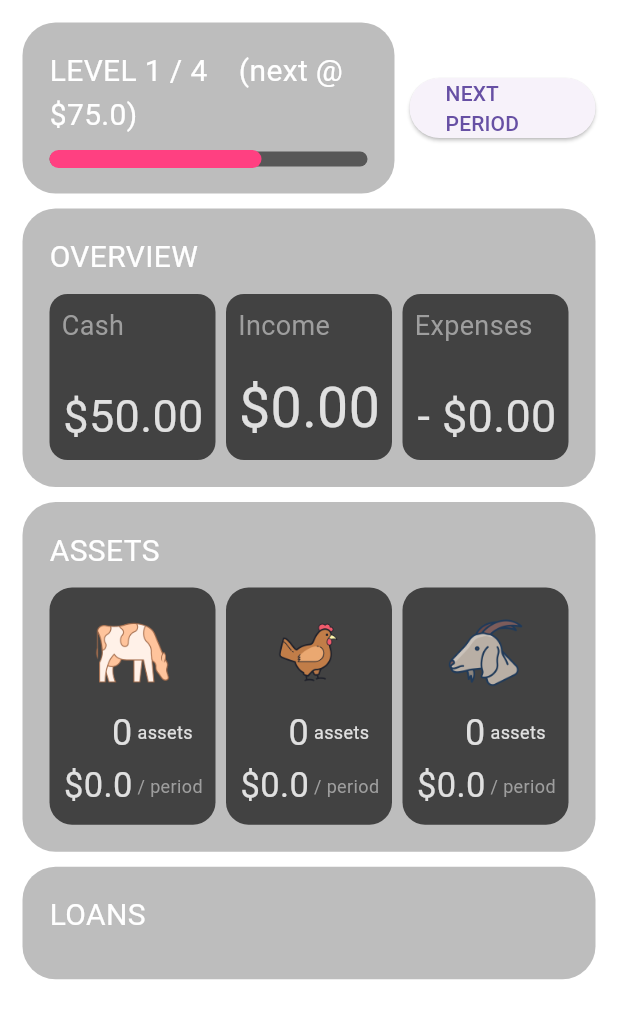
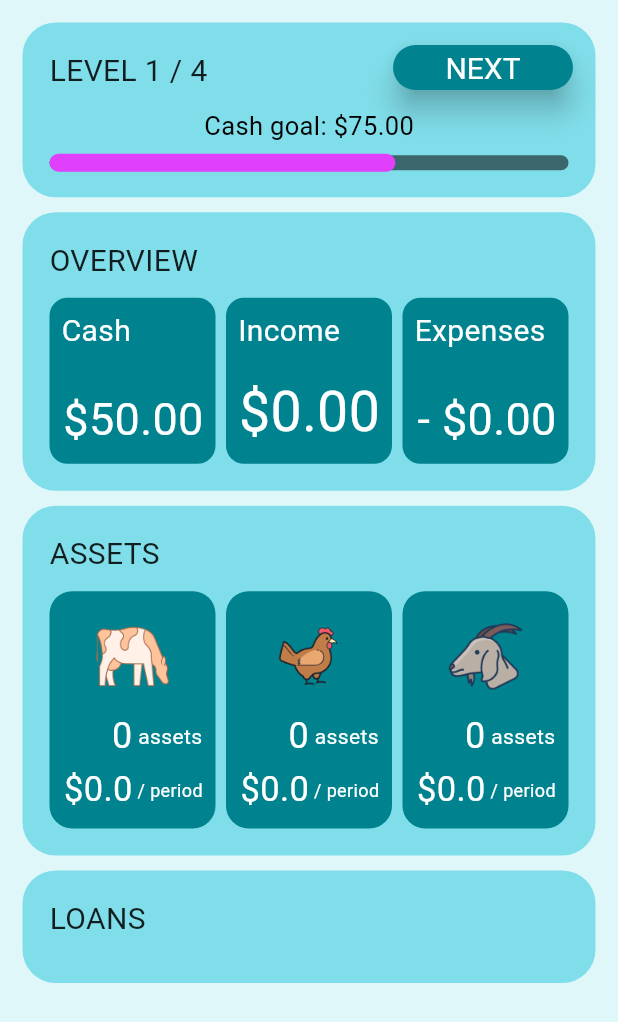
Before and after one commit to Luc1eSky/financial_literacy_game, a Flutter app: the screen it shows after launch, on a phone screen of 412 x 824 dp. Shown: the top 1022 px of the screen. Run offline on Flutter 3.47's test engine with Material 2 defaults, Android fonts, the phone set to English and light mode, and no system bars; drawn by our look-alikes of auto_size_text; our stand-ins replace carousel_slider, flutter_riverpod.

Commit message:
Design and Layout Changes  - added color palette and changed default colors  - various widgets refactored from home page  - level info card layout changed  - buttons changed to elevated style

```diff
--- /dev/null
+++ b/lib/config/color_palette.dart
@@ -0,0 +1,11 @@
+import 'package:flutter/material.dart';
+
+class ColorPalette {
+  Color get backgroundColor => const Color.fromRGBO(224, 247, 250, 1.0);
+  Color get backgroundSectionCard => const Color.fromRGBO(128, 222, 234, 1.0);
+  Color get backgroundContentCard => const Color.fromRGBO(0, 131, 143, 1.0);
+  Color get cashIndicator => const Color.fromRGBO(224, 64, 251, 1.0);
+  Color get popUpBackground => const Color.fromRGBO(224, 247, 250, 1.0);
+  Color get buttonBackground => const Color.fromRGBO(0, 131, 143, 1.0);
+  Color get buttonForeground => const Color.fromRGBO(255, 255, 255, 1.0);
+}
--- /dev/null
+++ b/lib/config/text_styles.dart
@@ -0,0 +1,16 @@
+import 'package:flutter/material.dart';
+
+class TextStyles {
+  TextStyle get sectionCardStyle => const TextStyle(
+        fontSize: 20.0,
+        color: Colors.black87,
+      );
+  TextStyle get contentCardTitleStyle => const TextStyle(
+        fontSize: 20.0,
+        color: Colors.white,
+      );
+  TextStyle get contentCardStyle => const TextStyle(
+        fontSize: 100.0,
+        color: Colors.white,
+      );
+}
--- a/lib/presentation/screens/home_page.dart
+++ b/lib/presentation/screens/home_page.dart
@@ -5,7 +5,9 @@ import 'package:carousel_slider/carousel_slider.dart';
 import 'package:flutter/material.dart';
 import 'package:flutter_riverpod/flutter_riverpod.dart';
 
+import '../../config/color_palette.dart';
 import '../../config/constants.dart';
+import '../../config/text_styles.dart';
 import '../../domain/concepts/asset.dart';
 import '../../domain/concepts/level.dart';
 import '../../domain/concepts/loan.dart';
@@ -13,6 +15,8 @@ import '../../domain/entities/assets.dart';
 import '../../domain/entities/levels.dart';
 import '../../domain/game_data_notifier.dart';
 import '../../domain/utils/utils.dart';
+import '../widgets/content_card.dart';
+import 'portrait_layout.dart';
 
 class HomePage extends StatelessWidget {
   const HomePage({Key? key}) : super(key: key);
@@ -20,87 +24,12 @@ class HomePage extends StatelessWidget {
   @override
   Widget build(BuildContext context) {
     return Scaffold(
-      backgroundColor: Colors.white, //Colors.grey[800],
+      backgroundColor: ColorPalette().backgroundColor,
       //appBar: AppBar(title: const Text(appTitle)),
-      body: SafeArea(
-        child: LayoutBuilder(builder: (context, constraints) {
-          bool isPortrait = constraints.maxHeight > constraints.maxWidth;
-          return SingleChildScrollView(
-            child: constraints.maxWidth > 1000
-                ? const LargeLayout()
-                : isPortrait
-                    ? const SmallPortraitLayout()
-                    : const SmallLandscapeLayout(),
-          );
-        }),
+      body: const SafeArea(
+        child: SingleChildScrollView(
+          child: PortraitLayout(),
         ),
-    );
-  }
-}
-
-class SmallLandscapeLayout extends StatelessWidget {
-  const SmallLandscapeLayout({
-    super.key,
-  });
-
-  @override
-  Widget build(BuildContext context) {
-    return Container(
-      color: Colors.blue,
-      child: const Center(
-        child: Text('SMALL LANDSCAPE SCREEN'),
-      ),
-    );
-  }
-}
-
-class SmallPortraitLayout extends ConsumerWidget {
-  const SmallPortraitLayout({
-    super.key,
-  });
-
-  @override
-  Widget build(BuildContext context, WidgetRef ref) {
-    int levelId = ref.watch(gameDataNotifierProvider).levelId;
-    String nextLevelCash;
-    if (levelId + 1 < levels.length) {
-      nextLevelCash = '(next @ \$${levels[levelId].cashGoal})';
-    } else {
-      nextLevelCash = '';
-    }
-    return Padding(
-      padding: const EdgeInsets.all(15.0),
-      child: Column(
-        children: [
-          Row(
-            children: [
-              Expanded(
-                flex: 2,
-                child: SectionCard(
-                  title: 'LEVEL ${levelId + 1} / ${levels.length}    $nextLevelCash',
-                  content: CashIndicator(
-                    currentCash: ref.watch(gameDataNotifierProvider).cash,
-                    cashGoal: levels[levelId].cashGoal,
-                  ),
-                ),
-              ),
-              const SizedBox(width: 10),
-              const Expanded(
-                child: NextPeriodButton(),
-              ),
-            ],
-          ),
-          const SizedBox(height: 10),
-          const SectionCard(title: 'OVERVIEW', content: OverviewContent()),
-          const SizedBox(height: 10),
-          if (levels[ref.read(gameDataNotifierProvider).levelId].includePersonalIncome)
-            const SectionCard(title: 'PERSONAL', content: PersonalContent()),
-          if (levels[ref.read(gameDataNotifierProvider).levelId].includePersonalIncome)
-            const SizedBox(height: 10),
-          const SectionCard(title: 'ASSETS', content: AssetContent()),
-          const SizedBox(height: 10),
-          const SectionCard(title: 'LOANS', content: LoanContent()),
-        ],
       ),
     );
   }
@@ -128,7 +57,7 @@ class AssetCarousel extends StatelessWidget {
             height: constraints.maxHeight,
             width: constraints.maxWidth,
             decoration: BoxDecoration(
-              color: Colors.grey[800],
+              color: ColorPalette().backgroundContentCard,
               borderRadius: BorderRadius.circular(15.0),
             ),
             child: Padding(
@@ -143,10 +72,10 @@ class AssetCarousel extends StatelessWidget {
                       alignment: Alignment.center,
                       child: AutoSizeText(
                         '${asset.numberOfAnimals} x ${asset.type.name}',
-                        style: TextStyle(
+                        style: const TextStyle(
                           fontSize: 100,
                           fontWeight: FontWeight.bold,
-                          color: Colors.grey[500],
+                          color: Colors.white,
                         ),
                       ),
                     ),
@@ -162,9 +91,9 @@ class AssetCarousel extends StatelessWidget {
                     flex: 2,
                     child: AutoSizeText(
                       'Price: \$${asset.price}',
-                      style: TextStyle(
+                      style: const TextStyle(
                         fontSize: 100,
-                        color: Colors.grey[200],
+                        color: Colors.white,
                       ),
                       group: textGroup,
                     ),
@@ -173,9 +102,9 @@ class AssetCarousel extends StatelessWidget {
                     flex: 2,
                     child: AutoSizeText(
                       'Income: \$${asset.income} / year',
-                      style: TextStyle(
+                      style: const TextStyle(
                         fontSize: 100,
-                        color: Colors.grey[200],
+                        color: Colors.white,
                       ),
                       group: textGroup,
                     ),
@@ -184,9 +113,9 @@ class AssetCarousel extends StatelessWidget {
                     flex: 2,
                     child: AutoSizeText(
                       'Life Expectancy: ${asset.lifeExpectancy} years',
-                      style: TextStyle(
+                      style: const TextStyle(
                         fontSize: 100,
-                        color: Colors.grey[200],
+                        color: Colors.white,
                       ),
                       group: textGroup,
                     ),
@@ -220,27 +149,6 @@ class AssetCarousel extends StatelessWidget {
             changingIndex(index);
           }),
       items: widgetList,
-    );
-  }
-}
-
-class NextPeriodButton extends ConsumerWidget {
-  const NextPeriodButton({
-    super.key,
-  });
-
-  @override
-  Widget build(BuildContext context, WidgetRef ref) {
-    return ElevatedButton(
-      onPressed: () {
-        showDialog(
-            barrierDismissible: false,
-            context: context,
-            builder: (context) {
-              return InvestmentDialog(ref: ref);
-            });
-      },
-      child: const Text('NEXT PERIOD'),
     );
   }
 }
@@ -432,6 +340,7 @@ class _InvestmentDialogState extends State<InvestmentDialog> {
     return Center(
       child: SingleChildScrollView(
         child: AlertDialog(
+          backgroundColor: ColorPalette().popUpBackground,
           //insetPadding: EdgeInsets.zero,
           title: const Text(
             'Investment Option',
@@ -486,7 +395,7 @@ class _InvestmentDialogState extends State<InvestmentDialog> {
                     style: const TextStyle(
                       fontSize: 100,
                       fontStyle: FontStyle.italic,
-                      color: Colors.blueGrey,
+                      color: Colors.black,
                     ),
                     group: textGroup,
                   ),
@@ -500,7 +409,7 @@ class _InvestmentDialogState extends State<InvestmentDialog> {
                     style: const TextStyle(
                       fontSize: 100,
                       fontStyle: FontStyle.italic,
-                      color: Colors.blueGrey,
+                      color: Colors.black,
                     ),
                     group: textGroup,
                   ),
@@ -508,7 +417,13 @@ class _InvestmentDialogState extends State<InvestmentDialog> {
             ),
           ),
           actions: [
-            TextButton(
+            ElevatedButton(
+              style: ElevatedButton.styleFrom(
+                elevation: 8.0,
+                foregroundColor: ColorPalette().buttonForeground,
+                backgroundColor: ColorPalette().buttonBackground,
+                textStyle: const TextStyle(fontSize: 15.0),
+              ),
               onPressed: () {
                 widget.ref
                     .read(gameDataNotifierProvider.notifier)
@@ -517,9 +432,16 @@ class _InvestmentDialogState extends State<InvestmentDialog> {
                 checkBankruptcy(widget.ref, context);
                 checkGameHasEnded(widget.ref, context);
               },
-                child: const Text("don't buy")),
+              child: const Text("don't buy"),
+            ),
             if (currentLevel.showCashBuyOption)
-              TextButton(
+              ElevatedButton(
+                  style: ElevatedButton.styleFrom(
+                    elevation: 8.0,
+                    foregroundColor: ColorPalette().buttonForeground,
+                    backgroundColor: ColorPalette().buttonBackground,
+                    textStyle: const TextStyle(fontSize: 15.0),
+                  ),
                   onPressed: () async {
                     if (await widget.ref.read(gameDataNotifierProvider.notifier).buyAsset(
                             _selectedAsset,
@@ -535,7 +457,13 @@ class _InvestmentDialogState extends State<InvestmentDialog> {
                   },
                   child: const Text('pay cash')),
             if (currentLevel.showLoanBorrowOption)
-              TextButton(
+              ElevatedButton(
+                  style: ElevatedButton.styleFrom(
+                    elevation: 8.0,
+                    foregroundColor: ColorPalette().buttonForeground,
+                    backgroundColor: ColorPalette().buttonBackground,
+                    textStyle: const TextStyle(fontSize: 15.0),
+                  ),
                   onPressed: () async {
                     await widget.ref.read(gameDataNotifierProvider.notifier).loanAsset(
                         levelLoan, _selectedAsset, showAnimalDiedWarning, currentLevel.savingsRate);
@@ -582,7 +510,7 @@ class CashIndicator extends StatelessWidget {
               height: 12,
               width: max(0, constraints.maxWidth * currentCash / cashGoal),
               decoration: BoxDecoration(
-                color: Colors.pinkAccent,
+                color: ColorPalette().cashIndicator,
                 borderRadius: BorderRadius.circular(20.0),
               ),
             ),
@@ -590,44 +518,6 @@ class CashIndicator extends StatelessWidget {
         ],
       );
     });
-  }
-}
-
-class SectionCard extends StatelessWidget {
-  const SectionCard({
-    super.key,
-    required this.title,
-    required this.content,
-  });
-  final String title;
-  final Widget content;
-
-  @override
-  Widget build(BuildContext context) {
-    return Container(
-      decoration: BoxDecoration(
-        color: Colors.grey[400],
-        borderRadius: BorderRadius.circular(22.0),
-      ),
-      child: Padding(
-        padding: const EdgeInsets.all(18.0),
-        child: Column(
-          crossAxisAlignment: CrossAxisAlignment.start,
-          children: [
-            Text(
-              title,
-              style: const TextStyle(
-                color: Colors.white,
-                fontSize: 20.0,
-                //fontWeight: FontWeight.bold,
-              ),
-            ),
-            const SizedBox(height: 10),
-            content,
-          ],
-        ),
-      ),
-    );
   }
 }
 
@@ -883,7 +773,7 @@ class LoanCard extends StatelessWidget {
       aspectRatio: 9.0,
       child: Container(
         decoration: BoxDecoration(
-          color: Colors.grey[800],
+          color: ColorPalette().backgroundContentCard,
           borderRadius: BorderRadius.circular(15.0),
         ),
         child: Padding(
@@ -903,7 +793,7 @@ class LoanCard extends StatelessWidget {
                   child: AutoSizeText(
                     '\$${loan.asset.price}',
                     maxLines: 1,
-                    style: TextStyle(color: Colors.grey[300], fontSize: 50.0),
+                    style: const TextStyle(color: Colors.white, fontSize: 50.0),
                   ),
                 ),
               ),
@@ -914,7 +804,7 @@ class LoanCard extends StatelessWidget {
                   child: AutoSizeText(
                     '\$${loan.paymentPerPeriod.toStringAsFixed(2)}',
                     maxLines: 1,
-                    style: TextStyle(color: Colors.grey[300], fontSize: 50.0),
+                    style: const TextStyle(color: Colors.white, fontSize: 50.0),
                   ),
                 ),
               ),
@@ -925,7 +815,7 @@ class LoanCard extends StatelessWidget {
                   child: AutoSizeText(
                     '${loan.age} / ${loan.termInPeriods}',
                     maxLines: 1,
-                    style: TextStyle(color: Colors.grey[600], fontSize: 50.0),
+                    style: const TextStyle(color: Colors.white, fontSize: 50.0),
                   ),
                 ),
               ),
@@ -958,7 +848,7 @@ class SmallAssetCard extends StatelessWidget {
       aspectRatio: 0.7,
       child: Container(
         decoration: BoxDecoration(
-          color: Colors.grey[800],
+          color: ColorPalette().backgroundContentCard,
           borderRadius: BorderRadius.circular(15.0),
         ),
         child: Padding(
@@ -979,19 +869,19 @@ class SmallAssetCard extends StatelessWidget {
                       child: AutoSizeText(
                         '$count',
                         textAlign: TextAlign.right,
-                        style: TextStyle(
-                          color: Colors.grey[300],
+                        style: const TextStyle(
+                          color: Colors.white,
                           fontSize: 100.0,
                         ),
                       ),
                     ),
-                    Expanded(
+                    const Expanded(
                       child: AutoSizeText(
                         ' assets',
                         maxLines: 1,
                         style: TextStyle(
-                          color: Colors.grey[300],
-                          fontSize: 10.0,
+                          color: Colors.white,
+                          fontSize: 14.0,
                         ),
                       ),
                     ),
@@ -1007,20 +897,20 @@ class SmallAssetCard extends StatelessWidget {
                         alignment: Alignment.centerRight,
                         child: AutoSizeText(
                           '\$$income',
-                          style: TextStyle(
-                            color: Colors.grey[300],
+                          style: const TextStyle(
+                            color: Colors.white,
                             fontSize: 100.0,
                           ),
                         ),
                       ),
                     ),
-                    Expanded(
+                    const Expanded(
                       child: AutoSizeText(
                         ' / period',
-                        minFontSize: 2,
+                        minFontSize: 4,
                         maxLines: 1,
                         style: TextStyle(
-                          color: Colors.grey[500],
+                          color: Colors.white,
                           fontSize: 100.0,
                         ),
                       ),
@@ -1030,33 +920,6 @@ class SmallAssetCard extends StatelessWidget {
               ),
             ],
           ),
-        ),
-      ),
-    );
-  }
-}
-
-class ContentCard extends StatelessWidget {
-  const ContentCard({
-    super.key,
-    required this.content,
-    this.aspectRatio = 1.0,
-  });
-  final Widget content;
-  final double aspectRatio;
-
-  @override
-  Widget build(BuildContext context) {
-    return AspectRatio(
-      aspectRatio: aspectRatio,
-      child: Container(
-        decoration: BoxDecoration(
-          color: Colors.grey[800],
-          borderRadius: BorderRadius.circular(12.0),
-        ),
-        child: Padding(
-          padding: const EdgeInsets.all(8.0),
-          child: content,
         ),
       ),
     );
@@ -1082,11 +945,7 @@ class OverviewTileContent extends StatelessWidget {
       children: [
         Text(
           title,
-          style: TextStyle(
-            color: Colors.grey[500],
-            fontSize: 18.0,
-            //fontWeight: FontWeight.bold,
-          ),
+          style: TextStyles().contentCardTitleStyle,
         ),
         Expanded(
           flex: 5,
@@ -1098,11 +957,7 @@ class OverviewTileContent extends StatelessWidget {
                   : '\$${value.abs().toStringAsFixed(2)}',
               maxLines: 1,
               group: group,
-              style: TextStyle(
-                color: Colors.grey[300],
-                fontSize: 100.0,
-                //fontWeight: FontWeight.bold,
-              ),
+              style: TextStyles().contentCardStyle,
             ),
           ),
         ),
--- /dev/null
+++ b/lib/presentation/screens/landscape_layout.dart
@@ -0,0 +1,17 @@
+import 'package:flutter/material.dart';
+
+class LandscapeLayout extends StatelessWidget {
+  const LandscapeLayout({
+    super.key,
+  });
+
+  @override
+  Widget build(BuildContext context) {
+    return Container(
+      color: Colors.blue,
+      child: const Center(
+        child: Text('SMALL LANDSCAPE SCREEN'),
+      ),
+    );
+  }
+}
--- /dev/null
+++ b/lib/presentation/screens/portrait_layout.dart
@@ -0,0 +1,46 @@
+import 'package:flutter/material.dart';
+import 'package:flutter_riverpod/flutter_riverpod.dart';
+
+import '../../domain/entities/levels.dart';
+import '../../domain/game_data_notifier.dart';
+import '../widgets/level_info_card.dart';
+import '../widgets/section_card.dart';
+import 'home_page.dart';
+
+class PortraitLayout extends ConsumerWidget {
+  const PortraitLayout({
+    super.key,
+  });
+
+  @override
+  Widget build(BuildContext context, WidgetRef ref) {
+    int levelId = ref.watch(gameDataNotifierProvider).levelId;
+    return Center(
+      child: ConstrainedBox(
+        constraints: const BoxConstraints(maxWidth: 500),
+        child: Padding(
+          padding: const EdgeInsets.all(15.0),
+          child: Column(
+            children: [
+              LevelInfoCard(
+                currentCash: ref.watch(gameDataNotifierProvider).cash,
+                levelId: levelId,
+                nextLevelCash: levels[levelId].cashGoal,
+              ),
+              const SizedBox(height: 10),
+              const SectionCard(title: 'OVERVIEW', content: OverviewContent()),
+              const SizedBox(height: 10),
+              if (levels[ref.read(gameDataNotifierProvider).levelId].includePersonalIncome)
+                const SectionCard(title: 'PERSONAL', content: PersonalContent()),
+              if (levels[ref.read(gameDataNotifierProvider).levelId].includePersonalIncome)
+                const SizedBox(height: 10),
+              const SectionCard(title: 'ASSETS', content: AssetContent()),
+              const SizedBox(height: 10),
+              const SectionCard(title: 'LOANS', content: LoanContent()),
+            ],
+          ),
+        ),
+      ),
+    );
+  }
+}
--- /dev/null
+++ b/lib/presentation/widgets/content_card.dart
@@ -0,0 +1,30 @@
+import 'package:flutter/material.dart';
+
+import '../../config/color_palette.dart';
+
+class ContentCard extends StatelessWidget {
+  const ContentCard({
+    super.key,
+    required this.content,
+    this.aspectRatio = 1.0,
+  });
+  final Widget content;
+  final double aspectRatio;
+
+  @override
+  Widget build(BuildContext context) {
+    return AspectRatio(
+      aspectRatio: aspectRatio,
+      child: Container(
+        decoration: BoxDecoration(
+          color: ColorPalette().backgroundContentCard,
+          borderRadius: BorderRadius.circular(12.0),
+        ),
+        child: Padding(
+          padding: const EdgeInsets.all(8.0),
+          child: content,
+        ),
+      ),
+    );
+  }
+}
--- /dev/null
+++ b/lib/presentation/widgets/level_info_card.dart
@@ -0,0 +1,55 @@
+import 'package:flutter/material.dart';
+
+import '../../domain/entities/levels.dart';
+import '../screens/home_page.dart';
+import '../widgets/section_card.dart';
+import 'next_period_button.dart';
+
+class LevelInfoCard extends StatelessWidget {
+  const LevelInfoCard({
+    super.key,
+    required this.levelId,
+    required this.currentCash,
+    required this.nextLevelCash,
+  });
+
+  final int levelId;
+  final double currentCash;
+  final double nextLevelCash;
+
+  @override
+  Widget build(BuildContext context) {
+    return Stack(
+      children: [
+        SectionCard(
+          title: 'LEVEL ${levelId + 1} / ${levels.length}',
+          content: Column(
+            children: [
+              Text(
+                'Cash goal: \$${nextLevelCash.toStringAsFixed(2)}',
+                style: const TextStyle(
+                  fontSize: 17.0,
+                  color: Colors.black,
+                ),
+              ),
+              const SizedBox(height: 7.5),
+              CashIndicator(
+                currentCash: currentCash,
+                cashGoal: levels[levelId].cashGoal,
+              ),
+            ],
+          ),
+        ),
+        const Positioned(
+          top: 15.0,
+          right: 15.0,
+          child: SizedBox(
+            width: 120,
+            height: 30,
+            child: NextPeriodButton(),
+          ),
+        ),
+      ],
+    );
+  }
+}
--- /dev/null
+++ b/lib/presentation/widgets/next_period_button.dart
@@ -0,0 +1,32 @@
+import 'package:flutter/material.dart';
+import 'package:flutter_riverpod/flutter_riverpod.dart';
+
+import '../../config/color_palette.dart';
+import '../screens/home_page.dart';
+
+class NextPeriodButton extends ConsumerWidget {
+  const NextPeriodButton({
+    super.key,
+  });
+
+  @override
+  Widget build(BuildContext context, WidgetRef ref) {
+    return ElevatedButton(
+      style: ElevatedButton.styleFrom(
+        elevation: 8.0,
+        foregroundColor: ColorPalette().buttonForeground,
+        backgroundColor: ColorPalette().buttonBackground,
+        textStyle: const TextStyle(fontSize: 20.0),
+      ),
+      onPressed: () {
+        showDialog(
+            barrierDismissible: false,
+            context: context,
+            builder: (context) {
+              return InvestmentDialog(ref: ref);
+            });
+      },
+      child: const Text('NEXT'),
+    );
+  }
+}
--- /dev/null
+++ b/lib/presentation/widgets/section_card.dart
@@ -0,0 +1,38 @@
+import 'package:financial_literacy_game/config/color_palette.dart';
+import 'package:flutter/material.dart';
+
+import '../../config/text_styles.dart';
+
+class SectionCard extends StatelessWidget {
+  const SectionCard({
+    super.key,
+    required this.title,
+    required this.content,
+  });
+  final String title;
+  final Widget content;
+
+  @override
+  Widget build(BuildContext context) {
+    return Container(
+      decoration: BoxDecoration(
+        color: ColorPalette().backgroundSectionCard,
+        borderRadius: BorderRadius.circular(22.0),
+      ),
+      child: Padding(
+        padding: const EdgeInsets.all(18.0),
+        child: Column(
+          crossAxisAlignment: CrossAxisAlignment.start,
+          children: [
+            Text(
+              title,
+              style: TextStyles().sectionCardStyle,
+            ),
+            const SizedBox(height: 10),
+            content,
+          ],
+        ),
+      ),
+    );
+  }
+}
```
Lines whose indentation alone changed are shown as unchanged.
